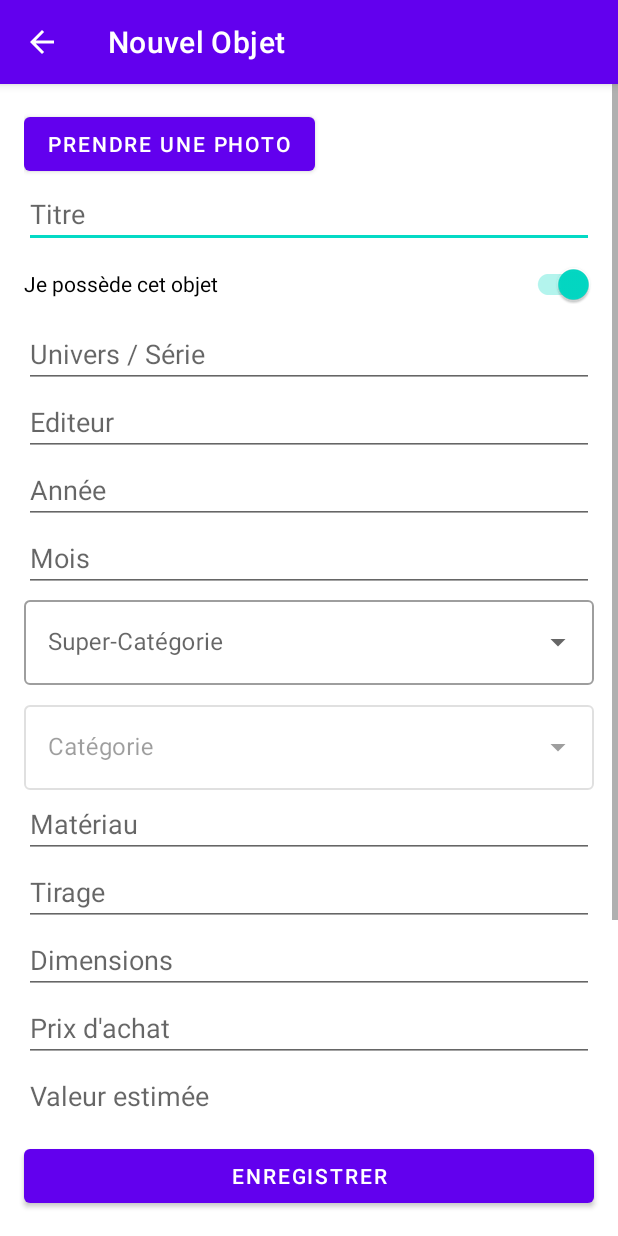
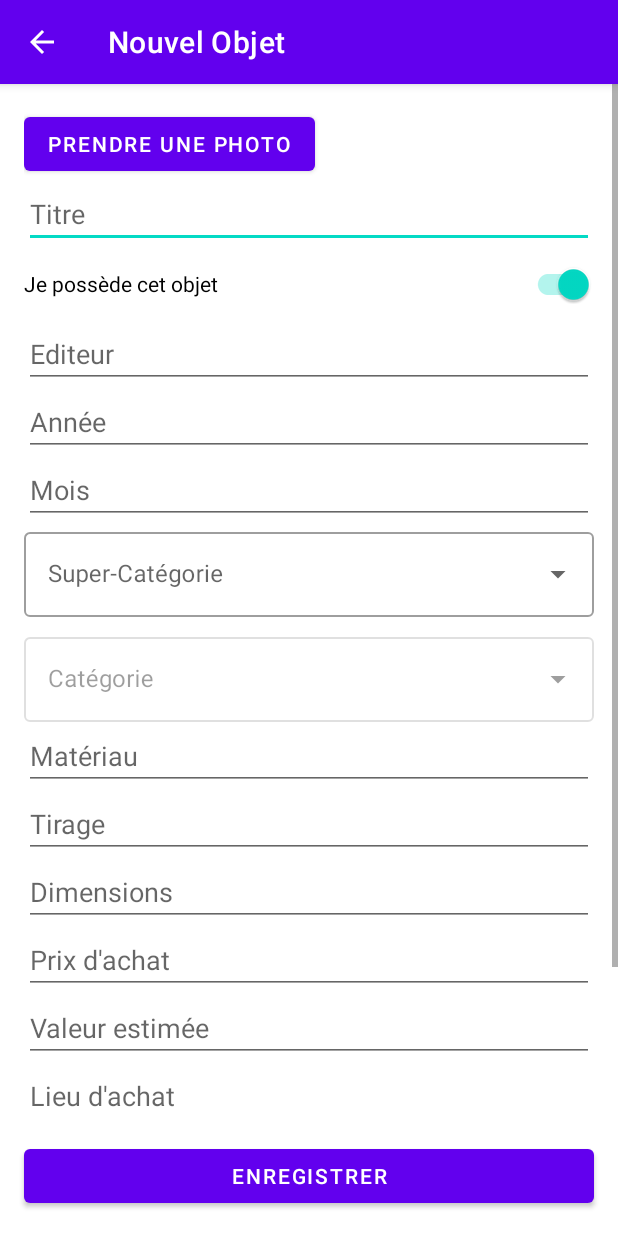
Before and after one commit to brunolambinbd-hue/chiefinventory, an Android app: the screen it shows after launch (EditItemActivity), after a tap on "Ajouter un objet", on a phone screen of 412 x 824 dp. Run offline under Robolectric (Android 15) with nearby library versions, the phone set to English and light mode, and no system bars; our stand-ins replace Room's generated code; pictures from the network do not load.

Commit message:
refactor: Suppression complète du champ inutilisé 'univers'

```diff
--- a/app/src/main/java/com/example/parabdcollector/dao/CollectionDao.kt
+++ b/app/src/main/java/com/example/parabdcollector/dao/CollectionDao.kt
@@ -28,7 +28,7 @@ interface CollectionDao {
     @Query("SELECT * FROM collection_items WHERE remoteId = :remoteId")
     fun findByRemoteId(remoteId: Int): CollectionItem?
 
-    @Query("SELECT * FROM collection_items WHERE titre LIKE :query OR univers LIKE :query OR editeur LIKE :query OR CAST(annee AS TEXT) LIKE :query OR categorie LIKE :query OR materiau LIKE :query OR tirage LIKE :query OR dimensions LIKE :query")
+    @Query("SELECT * FROM collection_items WHERE titre LIKE :query OR editeur LIKE :query OR CAST(annee AS TEXT) LIKE :query OR categorie LIKE :query OR materiau LIKE :query OR tirage LIKE :query OR dimensions LIKE :query")
     fun search(query: String): LiveData<List<CollectionItem>>
 
     @Query("""
--- a/app/src/main/java/com/example/parabdcollector/db/AppDatabase.kt
+++ b/app/src/main/java/com/example/parabdcollector/db/AppDatabase.kt
@@ -7,7 +7,7 @@ import androidx.room.RoomDatabase
 import com.example.parabdcollector.dao.CollectionDao
 import com.example.parabdcollector.model.CollectionItem
 
-@Database(entities = [CollectionItem::class], version = 5, exportSchema = false)
+@Database(entities = [CollectionItem::class], version = 6, exportSchema = false)
 abstract class AppDatabase : RoomDatabase() {
 
     abstract fun collectionDao(): CollectionDao
--- a/app/src/main/java/com/example/parabdcollector/model/CollectionItem.kt
+++ b/app/src/main/java/com/example/parabdcollector/model/CollectionItem.kt
@@ -9,7 +9,6 @@ data class CollectionItem(
     @PrimaryKey(autoGenerate = true) val id: Long = 0,
     val remoteId: Int? = null,
     val titre: String,
-    val univers: String?,
     val editeur: String?,
     val annee: Int?,
     val mois: Int?,
--- a/app/src/main/java/com/example/parabdcollector/ui/CollectionAdapter.kt
+++ b/app/src/main/java/com/example/parabdcollector/ui/CollectionAdapter.kt
@@ -46,9 +46,6 @@ class CollectionAdapter(private val onItemClicked: (CollectionItem) -> Unit) : L
                 b.itemImage.setImageResource(R.mipmap.ic_launcher)
             }
 
-            b.itemUniverse.text = item.univers?.let { "Univers: $it" } ?: ""
-            b.itemUniverse.visibility = if (item.univers.isNullOrBlank()) View.GONE else View.VISIBLE
-
             b.itemEditeur.text = item.editeur?.let { "Editeur: $it" } ?: ""
             b.itemEditeur.visibility = if (item.editeur.isNullOrBlank()) View.GONE else View.VISIBLE
 
--- a/app/src/main/java/com/example/parabdcollector/ui/EditItemActivity.kt
+++ b/app/src/main/java/com/example/parabdcollector/ui/EditItemActivity.kt
@@ -87,7 +87,6 @@ class EditItemActivity : AppCompatActivity() {
                 val intent = Intent(this, FullScreenImageActivity::class.java).apply {
                     putExtra(FullScreenImageActivity.EXTRA_IMAGE_URI, imageUri)
                     putExtra(FullScreenImageActivity.EXTRA_TITLE, binding.etTitle.text.toString())
-                    putExtra(FullScreenImageActivity.EXTRA_UNIVERSE, binding.etUniverse.text.toString())
                     putExtra(FullScreenImageActivity.EXTRA_EDITOR, binding.etEditeur.text.toString())
                     putExtra(FullScreenImageActivity.EXTRA_YEAR, binding.etAnnee.text.toString().toIntOrNull() ?: 0)
                     putExtra(FullScreenImageActivity.EXTRA_CATEGORY, binding.actvCategory.text.toString())
@@ -133,7 +132,6 @@ class EditItemActivity : AppCompatActivity() {
     private fun populateUi(item: CollectionItem) {
         binding.etTitle.setText(item.titre)
         binding.switchPossessed.isChecked = item.isPossessed
-        binding.etUniverse.setText(item.univers)
         binding.etEditeur.setText(item.editeur)
         binding.etAnnee.setText(item.annee?.toString())
         binding.etMois.setText(item.mois?.toString())
@@ -185,7 +183,6 @@ class EditItemActivity : AppCompatActivity() {
             id = currentItemId,
             titre = title,
             isPossessed = binding.switchPossessed.isChecked,
-            univers = binding.etUniverse.text.toString().takeIf { it.isNotBlank() },
             editeur = binding.etEditeur.text.toString().takeIf { it.isNotBlank() },
             annee = binding.etAnnee.text.toString().toIntOrNull(),
             mois = binding.etMois.text.toString().toIntOrNull(),
--- a/app/src/main/java/com/example/parabdcollector/ui/ImportViewModel.kt
+++ b/app/src/main/java/com/example/parabdcollector/ui/ImportViewModel.kt
@@ -44,7 +44,6 @@ class ImportViewModel(application: Application, private val repository: Collecti
                         id = existingItem?.id ?: 0,
                         remoteId = remoteId,
                         titre = titre ?: "",
-                        univers = null,
                         editeur = editeur,
                         annee = annee,
                         mois = mois,
--- a/app/src/main/res/layout/activity_edit_item.xml
+++ b/app/src/main/res/layout/activity_edit_item.xml
@@ -61,14 +61,6 @@
                 android:layout_width="match_parent"
                 android:layout_height="wrap_content"
                 android:text="@string/item_possessed_switch" />
-
-            <EditText
-                android:id="@+id/etUniverse"
-                android:layout_width="match_parent"
-                android:layout_height="wrap_content"
-                android:hint="@string/item_universe_hint"
-                android:inputType="textCapWords"
-                tools:ignore="Autofill" />
 
             <EditText
                 android:id="@+id/etImageUri"
```
